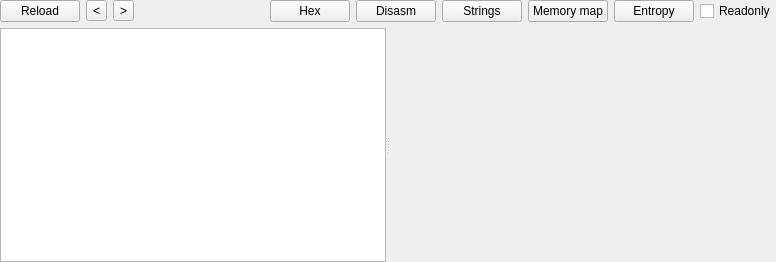
Qt form MACH/machwidget.ui (horsicq/FormatWidgets) before a commit.
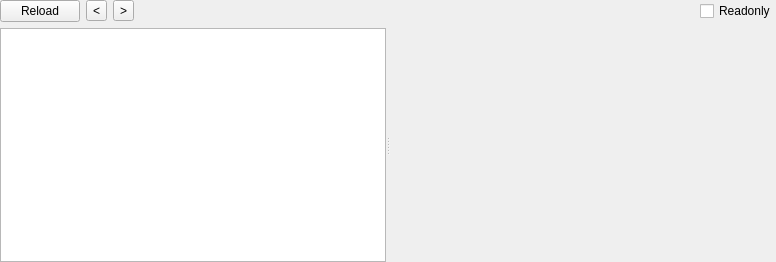
The same form after that commit. Custom widgets are drawn as their Qt base class.

```diff
--- a/MACH/machwidget.ui
+++ b/MACH/machwidget.ui
@@ -65,41 +65,6 @@
        </property>
       </spacer>
      </item>
-     <item>
-      <widget class="QPushButton" name="pushButtonHex">
-       <property name="text">
-        <string>Hex</string>
-       </property>
-      </widget>
-     </item>
-     <item>
-      <widget class="QPushButton" name="pushButtonDisasm">
-       <property name="text">
-        <string>Disasm</string>
-       </property>
-      </widget>
-     </item>
-     <item>
-      <widget class="QPushButton" name="pushButtonStrings">
-       <property name="text">
-        <string>Strings</string>
-       </property>
-      </widget>
-     </item>
-     <item>
-      <widget class="QPushButton" name="pushButtonMemoryMap">
-       <property name="text">
-        <string>Memory map</string>
-       </property>
-      </widget>
-     </item>
-     <item>
-      <widget class="QPushButton" name="pushButtonEntropy">
-       <property name="text">
-        <string>Entropy</string>
-       </property>
-      </widget>
-     </item>
      <item>
       <widget class="QCheckBox" name="checkBoxReadonly">
        <property name="text">
```
